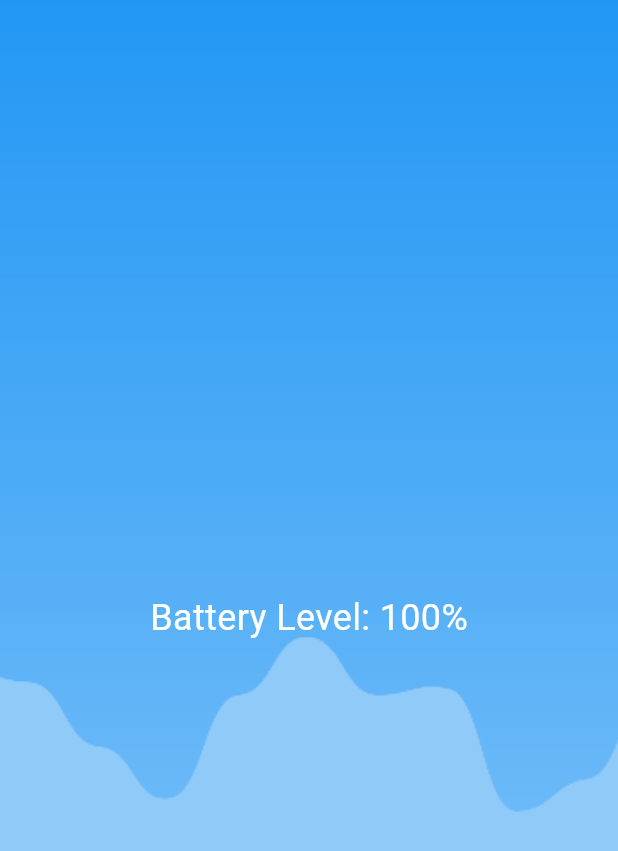
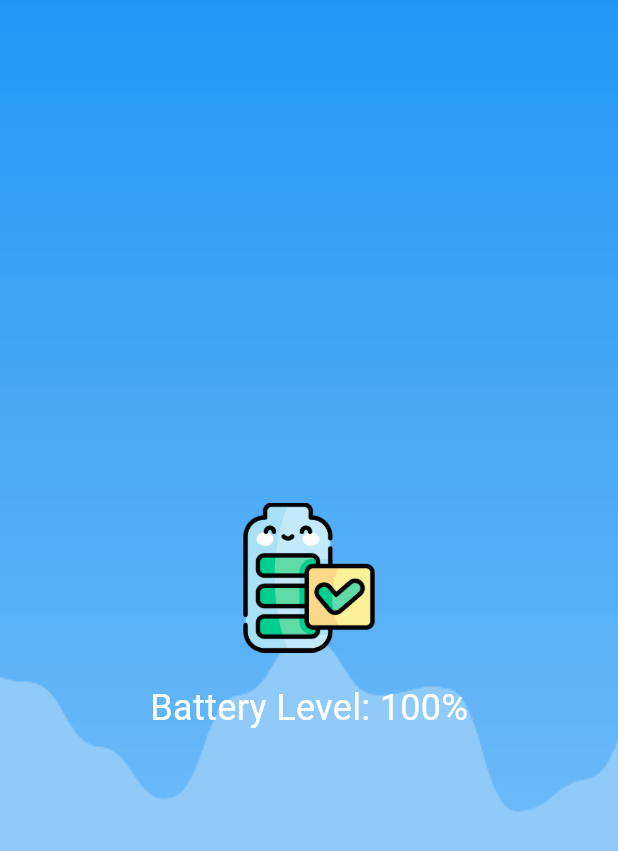
Before and after one commit to zanavilo/VisioGuideV2, a Flutter app: the BatteryStatus screen opened directly, on a phone screen of 412 x 824 dp. Shown: the top 851 px of the screen. Run offline on Flutter 3.47's test engine with Material 3 defaults, Android fonts, the phone set to English and light mode, and no system bars; our stand-ins replace battery_plus, camera, geolocator, permission_handler, vibration.

Commit message:
added battery indicator assets

```diff
--- a/lib/Pages/BatteryStatus.dart
+++ b/lib/Pages/BatteryStatus.dart
@@ -25,6 +25,10 @@ class _BatteryStatusState extends State<BatteryStatus> {
 
   @override
   Widget build(BuildContext context) {
+    String batteryImage = _batteryLevel != null && _batteryLevel! > 20
+        ? 'assets/battery_high.png'
+        : 'assets/battery_low.png';
+
     return Scaffold(
       body: Container(
         decoration: BoxDecoration(
@@ -34,7 +38,17 @@ class _BatteryStatusState extends State<BatteryStatus> {
           ),
         ),
         child: Center(
-          child: Text(
+          child: Column(
+            mainAxisAlignment: MainAxisAlignment.center,
+            children: [
+              // Display the appropriate battery image
+              Image.asset(
+                batteryImage,
+                width: 100, // Adjust the width as needed
+                height: 100, // Adjust the height as needed
+              ),
+              SizedBox(height: 20),
+              Text(
                 _batteryLevel != null
                     ? 'Battery Level: $_batteryLevel%'
                     : 'Loading...',
@@ -42,6 +56,8 @@ class _BatteryStatusState extends State<BatteryStatus> {
                   fontSize: 24,
                   color: Colors.white, // Change the text color for better visibility
                 ),
+              ),
+            ],
           ),
         ),
       ),
--- a/pubspec.yaml
+++ b/pubspec.yaml
@@ -95,6 +95,9 @@ flutter:
     - assets/wppr.jpg
     - assets/wbg.jpg
     - assets/wpg.png
+    - assets/battery_high.png
+    - assets/battery_low.png
+
   #   - images/a_dot_ham.jpeg
 
   # An image asset can refer to one or more resolution-specific "variants", see
```
Also changed, not shown: assets/battery_high.png (added), assets/battery_low.png (added), 1 other file. Lines whose indentation alone changed are shown as unchanged.
